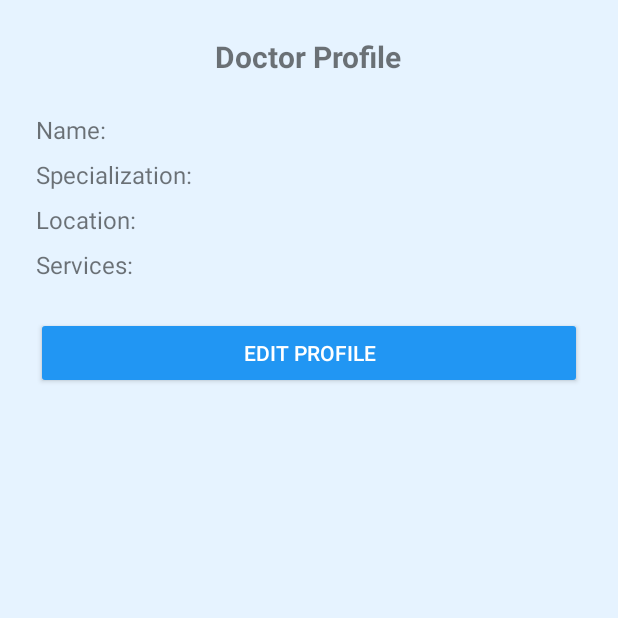
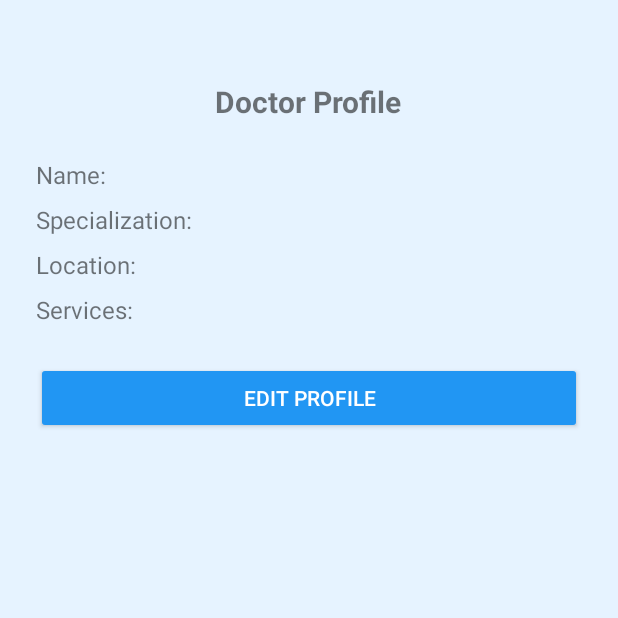
Before and after one commit to Apelia-Ion/Medical4You, an Android app: the DoctorProfileActivity screen opened directly, with no data from a screen before it, on a phone screen of 412 x 824 dp, the top half of it. Run offline under Robolectric (Android 15) with nearby library versions, the phone set to English and light mode, and no system bars; 1 statement that could not run was skipped.

Commit message:
finished admin buttons
see more button leads now to doctor profile

```diff
--- a/app/src/main/java/com/example/medical4you/ui/admin/AdminDoctorListFragment.kt
+++ b/app/src/main/java/com/example/medical4you/ui/admin/AdminDoctorListFragment.kt
@@ -1,5 +1,6 @@
 package com.example.medical4you.ui.admin
 
+import android.content.Intent
 import android.os.Bundle
 import android.widget.Button
 import android.view.LayoutInflater
@@ -14,6 +15,7 @@ import androidx.recyclerview.widget.RecyclerView
 import com.example.medical4you.R
 import com.example.medical4you.data.MedicalAppDatabase
 import com.example.medical4you.data.model.User
+import com.example.medical4you.ui.doctor.DoctorProfileActivity
 import kotlinx.coroutines.launch
 
 class AdminDoctorListFragment : Fragment() {
@@ -36,8 +38,10 @@ class AdminDoctorListFragment : Fragment() {
         adapter = DoctorAdapter(doctorList,
             onDeleteClick = { doctor -> deleteDoctor(doctor) },
             onSeeMoreClick = { doctor ->
-                // TODO: deschide o pagină cu detalii (poți pune un Toast temporar)
                 Toast.makeText(requireContext(), "See more: ${doctor.username}", Toast.LENGTH_SHORT).show()
+                val intent = Intent(requireContext(), DoctorProfileActivity::class.java)
+                intent.putExtra("doctor_id", doctor.userId)
+                startActivity(intent)
             }
         )
 
--- a/app/src/main/java/com/example/medical4you/ui/admin/AdminPendingDoctorListFragment.kt
+++ b/app/src/main/java/com/example/medical4you/ui/admin/AdminPendingDoctorListFragment.kt
@@ -1,5 +1,6 @@
 package com.example.medical4you.ui.admin
 
+import android.content.Intent
 import android.os.Bundle
 import android.view.LayoutInflater
 import android.view.View
@@ -14,6 +15,7 @@ import androidx.recyclerview.widget.RecyclerView
 import com.example.medical4you.R
 import com.example.medical4you.data.MedicalAppDatabase
 import com.example.medical4you.data.model.User
+import com.example.medical4you.ui.doctor.DoctorProfileActivity
 import kotlinx.coroutines.launch
 
 class AdminPendingDoctorListFragment : Fragment() {
@@ -38,6 +40,9 @@ class AdminPendingDoctorListFragment : Fragment() {
             onConfirmClick = { doctor -> confirmDoctor(doctor) },
             onSeeMoreClick = { doctor ->
                 Toast.makeText(requireContext(), "See more: ${doctor.username}", Toast.LENGTH_SHORT).show()
+                val intent = Intent(requireContext(), DoctorProfileActivity::class.java)
+                intent.putExtra("doctor_id", doctor.userId)
+                startActivity(intent)
             }
         )
 
--- a/app/src/main/java/com/example/medical4you/ui/doctor/DoctorProfileActivity.kt
+++ b/app/src/main/java/com/example/medical4you/ui/doctor/DoctorProfileActivity.kt
@@ -1,19 +1,17 @@
 package com.example.medical4you.ui.doctor
 
-import android.content.SharedPreferences
+import android.content.Context
+import android.content.Intent
 import android.os.Bundle
+import android.widget.Button
 import android.widget.TextView
 import android.widget.Toast
 import androidx.appcompat.app.AppCompatActivity
 import androidx.lifecycle.lifecycleScope
 import com.example.medical4you.R
 import com.example.medical4you.data.MedicalAppDatabase
+import kotlinx.coroutines.Dispatchers
 import kotlinx.coroutines.launch
-import android.content.Context
-import android.content.Intent
-import android.widget.Button
-import kotlinx.coroutines.CoroutineScope
-import kotlinx.coroutines.Dispatchers
 import kotlinx.coroutines.withContext
 
 class DoctorProfileActivity : AppCompatActivity() {
@@ -22,6 +20,7 @@ class DoctorProfileActivity : AppCompatActivity() {
     private lateinit var tvSpecialization: TextView
     private lateinit var tvLocation: TextView
     private lateinit var tvServices: TextView
+    private lateinit var btnEdit: Button
 
     override fun onCreate(savedInstanceState: Bundle?) {
         super.onCreate(savedInstanceState)
@@ -31,9 +30,15 @@ class DoctorProfileActivity : AppCompatActivity() {
         tvSpecialization = findViewById(R.id.tv_specialization)
         tvLocation = findViewById(R.id.tv_location)
         tvServices = findViewById(R.id.tv_services)
+        btnEdit = findViewById(R.id.btn_edit_profile)
 
-        findViewById<Button>(R.id.btn_edit_profile).setOnClickListener {
-            startActivity(Intent(this, EditDoctorProfileActivity::class.java))
+        val fromAdmin = intent.hasExtra("doctor_id")
+        if (fromAdmin) {
+            btnEdit.visibility = Button.GONE
+        } else {
+            btnEdit.setOnClickListener {
+                startActivity(Intent(this, EditDoctorProfileActivity::class.java))
+            }
         }
 
         loadDoctorData()
@@ -45,8 +50,11 @@ class DoctorProfileActivity : AppCompatActivity() {
     }
 
     private fun loadDoctorData() {
-        val sharedPrefs = getSharedPreferences("user_prefs", Context.MODE_PRIVATE)
-        val doctorId = sharedPrefs.getInt("doctor_id", -1)
+        val intentDoctorId = intent.getIntExtra("doctor_id", -1)
+        val sharedPrefsId = getSharedPreferences("user_prefs", Context.MODE_PRIVATE)
+            .getInt("doctor_id", -1)
+
+        val doctorId = if (intentDoctorId != -1) intentDoctorId else sharedPrefsId
 
         if (doctorId == -1) {
             Toast.makeText(this, "No doctor info found.", Toast.LENGTH_SHORT).show()
--- a/app/src/main/res/layout/activity_doctor_profile.xml
+++ b/app/src/main/res/layout/activity_doctor_profile.xml
@@ -12,6 +12,7 @@
         android:layout_width="wrap_content"
         android:layout_height="wrap_content"
         android:text="Doctor Profile"
+        android:layout_marginTop="30dp"
         android:textStyle="bold"
         android:textSize="20sp"
         android:layout_gravity="center_horizontal"
```
